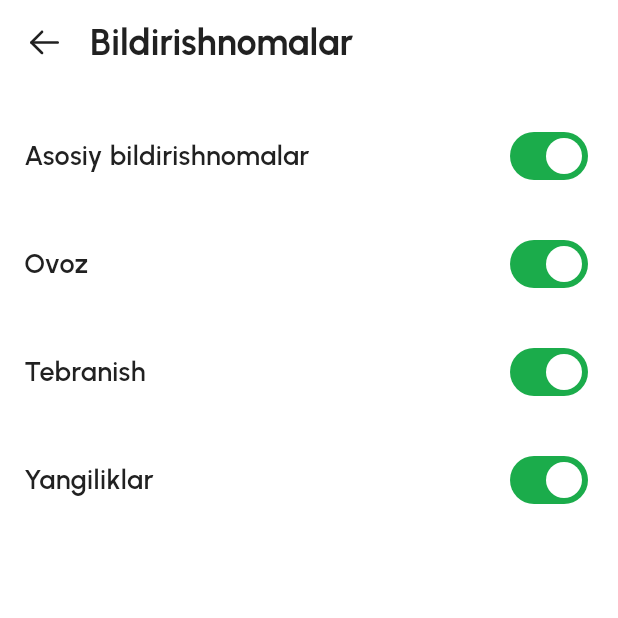
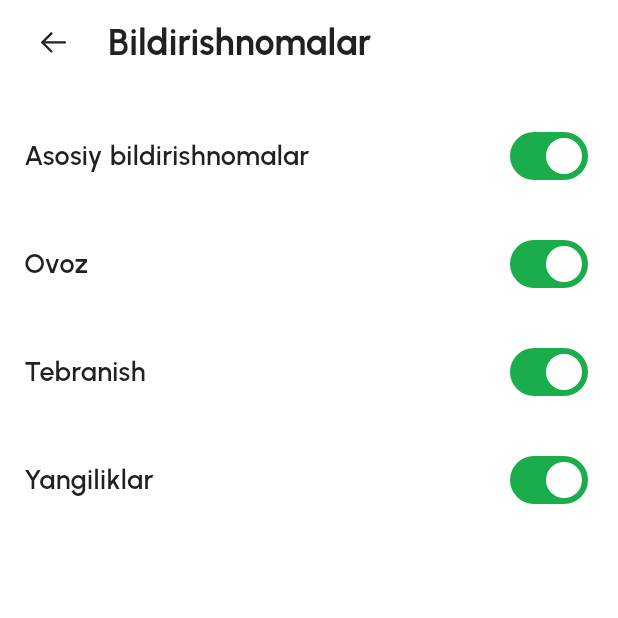
Before and after one commit to mabdubannobov/my_dmtt, a Flutter app: the MainScreen screen opened directly, item 4 of the bottom bar chosen, after a tap on "Bildirishnomalar", on a phone screen of 412 x 824 dp, the top half of it. Run offline on Flutter 3.47's test engine with Material 3 defaults, Android fonts, the phone set to English and light mode, and no system bars; our stand-ins replace bloc, cached_network_image, dio, equatable, flutter_bloc, flutter_svg and 3 more; accounts and stored records are empty; network calls fail.

Commit message:
fix some issues

```diff
--- a/lib/features/account/screens/account.dart
+++ b/lib/features/account/screens/account.dart
@@ -100,26 +100,30 @@ class _AccountScreenState extends State<AccountScreen> {
                     ),
                   ),
                   const SizedBox(width: 20),
-                  Column(
+                  Expanded(
+                    child: Column(
                       crossAxisAlignment: CrossAxisAlignment.start,
                       children: [
                         Text(
                           "${userModel.firstName} ${userModel.lastName}",
                           style: AppTextStyles.boldStyle.copyWith(fontSize: 20, color: AppColors.greyscaleLight),
+                          overflow: TextOverflow.ellipsis,
                         ),
                         const SizedBox(height: 12),
                         Text(
                           "${userModel.phoneNumber!.substring(0, 4)} (${userModel.phoneNumber!.substring(4, 6)}) ${userModel.phoneNumber!.substring(6, 9)}-${userModel.phoneNumber!.substring(9, 11)}-${userModel.phoneNumber!.substring(11, 13)}",
-                        style:
-                            AppTextStyles.mediumStyle.copyWith(fontSize: 16, color: AppColors.greyscaleLight.shade800),
+                          style: AppTextStyles.mediumStyle
+                              .copyWith(fontSize: 16, color: AppColors.greyscaleLight.shade800),
                         ),
                       ],
                     ),
-                  const Spacer(),
-                  InkWell(
-                    splashColor: Colors.transparent,
+                  ),
+                  const SizedBox(width: 20),
+                  Align(
+                    alignment: Alignment.centerRight,
+                    child: IconButton(
                       highlightColor: Colors.transparent,
-                    onTap: () async {
+                      onPressed: () async {
                         final updatedUser = await Navigator.push(
                           context,
                           MaterialPageRoute(
@@ -133,10 +137,11 @@ class _AccountScreenState extends State<AccountScreen> {
                           });
                         }
                       },
-                    child: SvgPicture.asset(
+                      icon: SvgPicture.asset(
                         AppAssets.icons.edit,
                         width: 24,
                         height: 24,
+                      ),
                     ),
                   ),
                 ],
@@ -207,6 +212,13 @@ class _AccountScreenState extends State<AccountScreen> {
               trailingIcon: const SizedBox.shrink(),
               onTap: () {
                 showModalBottomSheet(
+                  backgroundColor: Colors.white,
+                  shape: const RoundedRectangleBorder(
+                    borderRadius: BorderRadius.vertical(
+                      top: Radius.circular(44),
+                    ),
+                  ),
+                  useSafeArea: true,
                   context: context,
                   builder: (context) {
                     return const ExitBottomSheet();
--- a/lib/features/account/screens/notifications.dart
+++ b/lib/features/account/screens/notifications.dart
@@ -19,16 +19,16 @@ class _SettingsNotificationsState extends State<SettingsNotifications> {
         backgroundColor: Colors.white,
         title: const Text("Bildirishnomalar"),
         centerTitle: false,
-        leading: GestureDetector(
-          onTap: () {
-            Navigator.pop(context);
-          },
-          child: Padding(
-            padding: const EdgeInsets.only(left: 16),
-            child: SvgPicture.asset(AppAssets.icons.arrowLeft),
+        leading: Padding(
+          padding: const EdgeInsets.only(left: 16),
+          child: IconButton(
+            highlightColor: Colors.transparent,
+            onPressed: () {
+              Navigator.pop(context);
+            },
+            icon: SvgPicture.asset(AppAssets.icons.arrowLeft),
           ),
         ),
-        leadingWidth: 44,
         titleTextStyle: AppTextStyles.boldStyle.copyWith(
           color: AppColors.greyscaleLight,
           fontSize: 24,
--- a/lib/features/home/widgets/action_button.dart
+++ b/lib/features/home/widgets/action_button.dart
@@ -14,6 +14,8 @@ class ActionButton extends StatelessWidget {
   @override
   Widget build(BuildContext context) {
     return InkWell(
+      splashColor: Colors.transparent,
+      highlightColor: Colors.transparent,
       onTap: () {},
       child: Container(
         width: 48,
```
Also changed, not shown: lib/features/account/screens/user_data.dart (+9 -8 lines), lib/features/home/screens/products_screen.dart (+11 -12 lines). Lines whose indentation alone changed are shown as unchanged.
